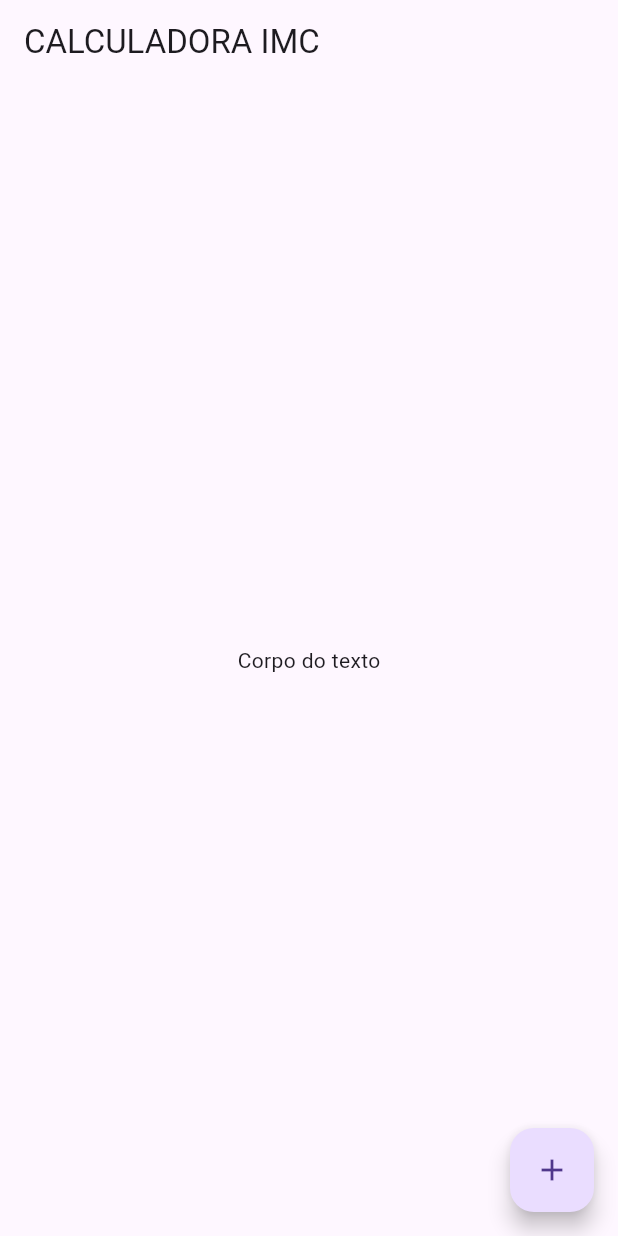
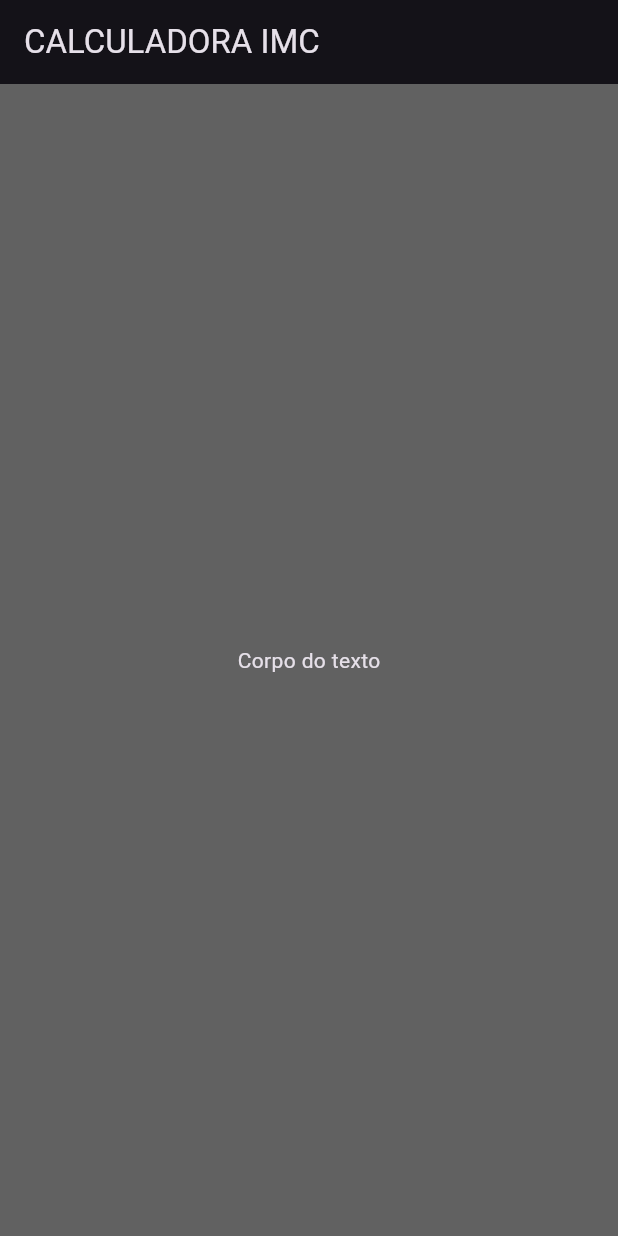
Before and after one commit to Pormiiles/IMC-App, a Flutter app: the screen it shows after launch, on a phone screen of 412 x 824 dp. Run offline on Flutter 3.47's test engine with Material 3 defaults, Android fonts, the phone set to English and light mode, and no system bars.

Commit message:
Refatorando o código em telas divididas

```diff
--- a/lib/main.dart
+++ b/lib/main.dart
@@ -1,4 +1,5 @@
 import 'package:flutter/material.dart';
+import 'tela_principal.dart';
 
 void main() => runApp(CalculadoraIMC());
 
@@ -6,30 +7,11 @@ class CalculadoraIMC extends StatelessWidget {
   @override
   Widget build(BuildContext context) {
     return MaterialApp(
+      theme: ThemeData.dark().copyWith(
+        primaryColor: Color(0xFF616161),
+        scaffoldBackgroundColor: Color(0xFF616161),
+      ),
       home: TelaPrincipal(),
     );
   }
 }
-
-class TelaPrincipal extends StatefulWidget {
-  @override
-  _TelaPrincipalState createState() => _TelaPrincipalState();
-}
-
-class _TelaPrincipalState extends State<TelaPrincipal> {
-  @override
-  Widget build(BuildContext context) {
-    return Scaffold(
-      appBar: AppBar(
-        title: Text('CALCULADORA IMC'),
-      ),
-      body: Center(
-        child: Text('Corpo do texto'),
-      ),
-      floatingActionButton: FloatingActionButton(
-        onPressed: () {  },
-        child: Icon(Icons.add),
-      ),
-    );
-  }
-}
--- /dev/null
+++ b/lib/tela_principal.dart
@@ -0,0 +1,20 @@
+import 'package:flutter/material.dart';
+
+class TelaPrincipal extends StatefulWidget {
+  @override
+  _TelaPrincipalState createState() => _TelaPrincipalState();
+}
+
+class _TelaPrincipalState extends State<TelaPrincipal> {
+  @override
+  Widget build(BuildContext context) {
+    return Scaffold(
+      appBar: AppBar(
+        title: Text('CALCULADORA IMC'),
+      ),
+      body: Center(
+        child: Text('Corpo do texto'),
+      ),
+    );
+  }
+}
```
Also changed, not shown: 1 other file.
